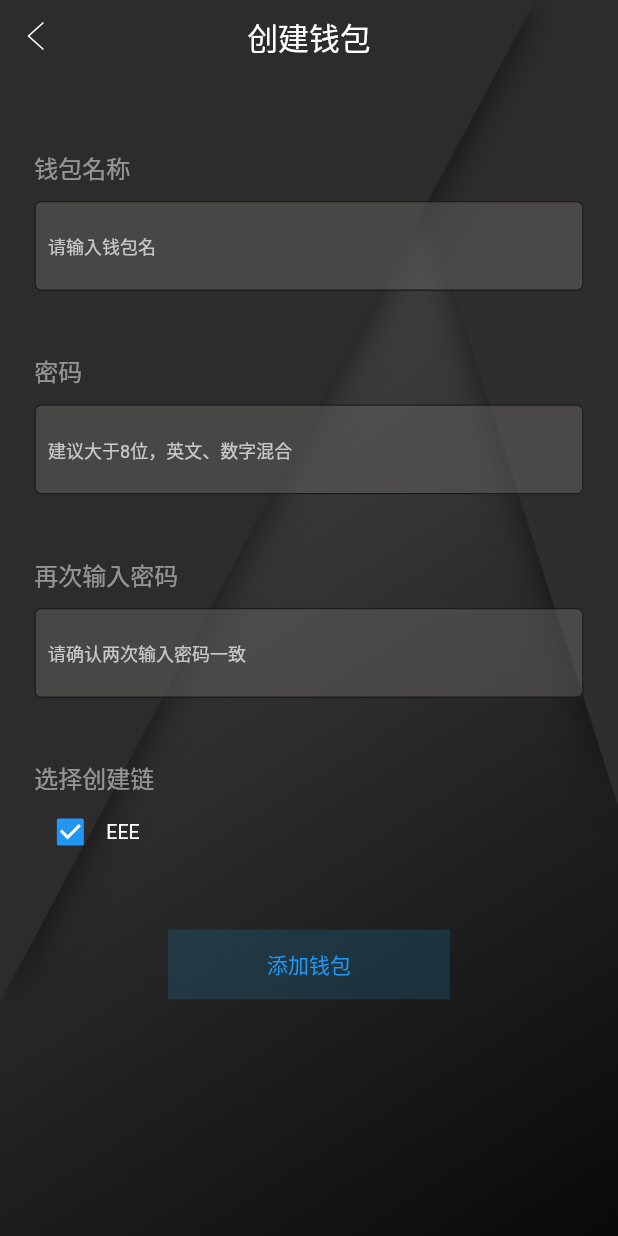
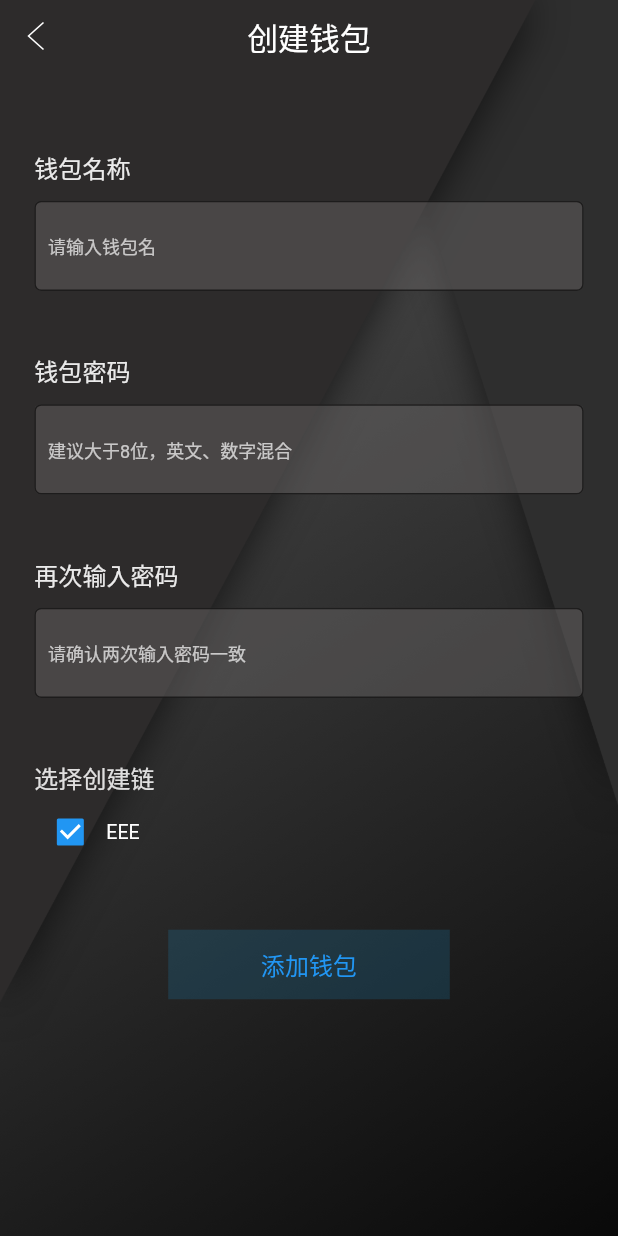
Before and after one commit to scryinfo/cashbox, a Flutter app: the CreateWalletNamePage screen opened directly, on a phone screen of 412 x 824 dp. Run offline on Flutter 3.47's test engine with Material 2 defaults, Android fonts, the phone set to English and light mode, and no system bars; our stand-ins replace dio, fluro, flutter_easyrefresh, flutter_html, flutter_screenutil, flutter_swiper and 3 more; statements that could not run were skipped.

Commit message:
upd |> update code

```diff
--- a/app/lib/page/create_wallet_page/create_wallet_name_page.dart
+++ b/app/lib/page/create_wallet_page/create_wallet_name_page.dart
@@ -100,6 +100,7 @@ class _CreateWalletNamePageState extends State<CreateWalletNamePage> {
             style: TextStyle(
               color: Colors.blue,
               letterSpacing: 0.03,
+              fontSize: ScreenUtil.instance.setSp(3.5),
             ),
           ),
         ),
@@ -116,8 +117,8 @@ class _CreateWalletNamePageState extends State<CreateWalletNamePage> {
             child: Text(
               "钱包名称",
               style: TextStyle(
-                color: Color.fromRGBO(255, 255, 255, 0.5),
-                fontSize: 16,
+                color: Color.fromRGBO(255, 255, 255, 0.9),
+                fontSize: ScreenUtil.instance.setSp(3.5),
               ),
             ),
           ),
@@ -162,10 +163,10 @@ class _CreateWalletNamePageState extends State<CreateWalletNamePage> {
           Container(
             alignment: Alignment.topLeft,
             child: Text(
-              "密码",
+              "钱包密码",
               style: TextStyle(
-                color: Color.fromRGBO(255, 255, 255, 0.5),
-                fontSize: 16,
+                color: Color.fromRGBO(255, 255, 255, 0.9),
+                fontSize: ScreenUtil.instance.setSp(3.5),
               ),
             ),
           ),
@@ -212,8 +213,8 @@ class _CreateWalletNamePageState extends State<CreateWalletNamePage> {
             child: Text(
               "再次输入密码",
               style: TextStyle(
-                color: Color.fromRGBO(255, 255, 255, 0.5),
-                fontSize: 16,
+                color: Color.fromRGBO(255, 255, 255, 0.9),
+                fontSize: ScreenUtil.instance.setSp(3.5),
               ),
             ),
           ),
@@ -260,8 +261,8 @@ class _CreateWalletNamePageState extends State<CreateWalletNamePage> {
           child: Text(
             "选择创建链",
             style: TextStyle(
-              color: Color.fromRGBO(255, 255, 255, 0.5),
-              fontSize: 16,
+              color: Color.fromRGBO(255, 255, 255, 0.85),
+              fontSize: ScreenUtil.instance.setSp(3.5),
             ),
           ),
         ),
--- a/app/lib/page/entry_page.dart
+++ b/app/lib/page/entry_page.dart
@@ -50,11 +50,11 @@ class _EntryPageState extends State<EntryPage> {
           future: future,
           builder: (context, snapshot) {
             if (snapshot.hasError) {
-              print("snapshot.error==>" + snapshot.error.toString());
-              LogUtil.e("digitList future snapshot.hasError is +>", snapshot.error.toString());
+              print("entryPage snapshot.error==>" + snapshot.error.toString());
+              LogUtil.e("entryPage future snapshot.hasError is +>", snapshot.error.toString());
               return Center(
                 child: Text(
-                  "数据加载出错了，请尝试重新加载!~",
+                  "钱包应用加载出错了，请尝试重新打开!~",
                   style: TextStyle(color: Colors.white70),
                 ),
               );
@@ -110,16 +110,12 @@ class _EntryPageState extends State<EntryPage> {
 
   Widget _buildLogoWidget() {
     return Container(
-      //width: ScreenUtil().setWidth(13),
-      //height: ScreenUtil().setHeight(13),
       child: Image.asset("assets/images/ic_logo.png"),
     );
   }
 
   Widget _buildLogoTextWidget() {
     return Container(
-      //width: ScreenUtil().setWidth(48),
-      //height: ScreenUtil().setHeight(15),
       child: Image.asset("assets/images/ic_logotxt.png"),
     );
   }
```
